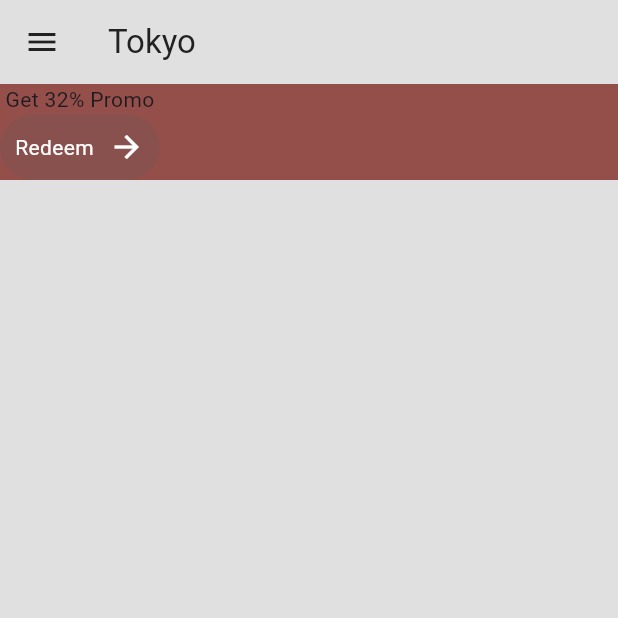
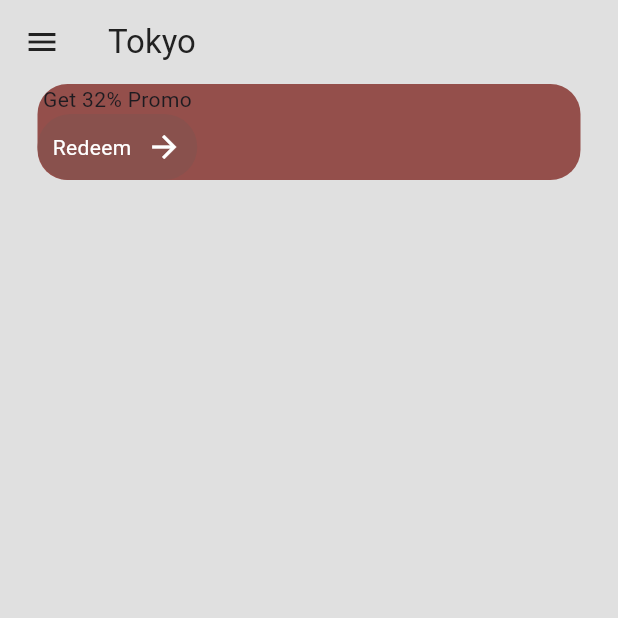
Before and after one commit to Ryuuutaaa/sushi-restaurant, a Flutter app: the MenuPage screen opened by its route, on a phone screen of 412 x 824 dp, the top half of it. Run offline on Flutter 3.47's test engine with Material 3 defaults, Android fonts, the phone set to English and light mode, and no system bars; our stand-ins replace google_fonts.

Commit message:
feat : border radius and symmetics

```diff
--- a/lib/pages/menu_page.dart
+++ b/lib/pages/menu_page.dart
@@ -30,7 +30,8 @@ class _MenuPageState extends State<MenuPage> {
         children: [
           // promo banner
           Container(
-            decoration: BoxDecoration(color: primaryColor),
+            decoration: BoxDecoration(color: primaryColor, borderRadius: BorderRadius.circular(20)),
+            margin: const EdgeInsets.symmetric(horizontal: 25),
             child: Row(
               children: [
                 Column(
```
